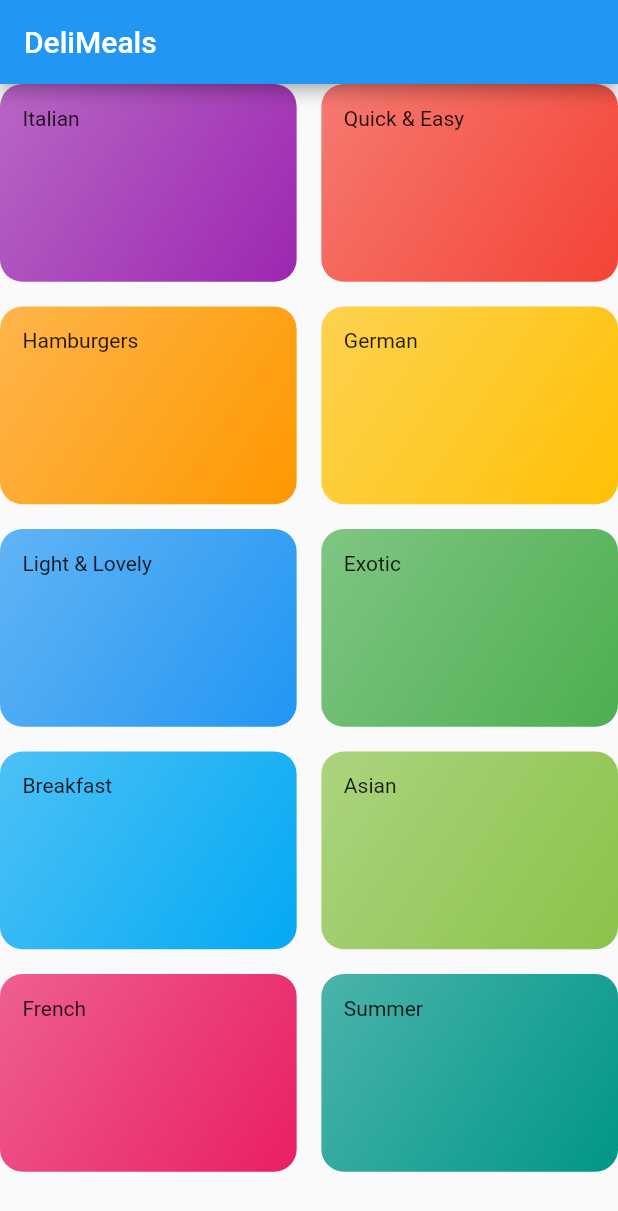
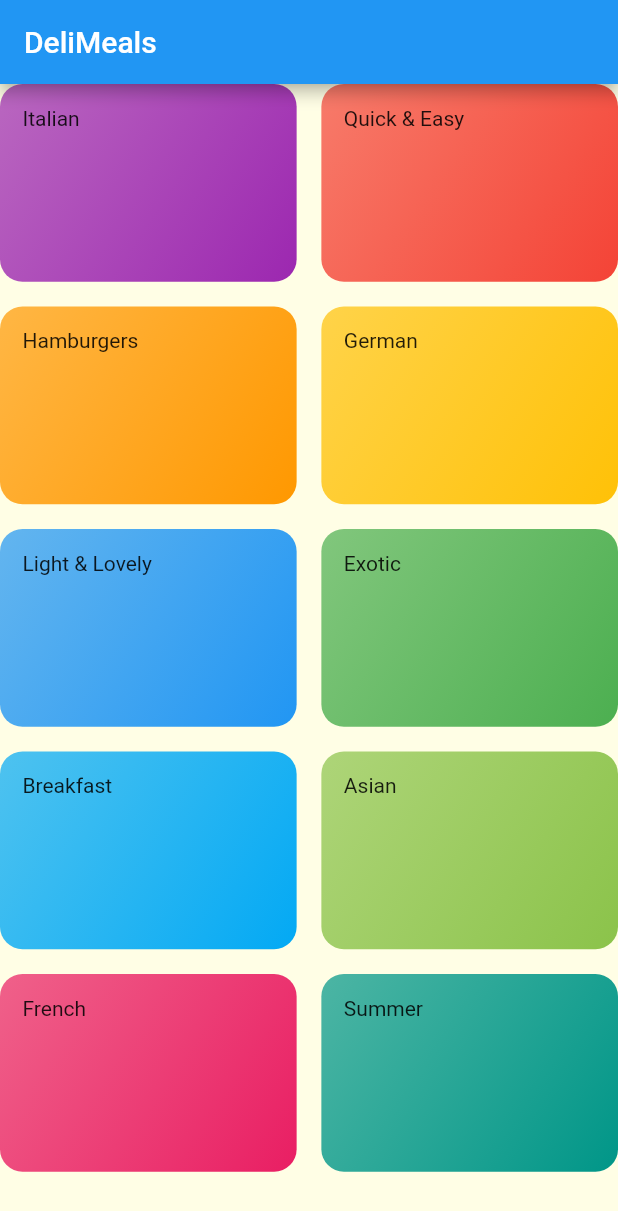
Before and after one commit to Nhh124/Flutter-Food-App, a Flutter app: the screen it shows after launch, on a phone screen of 412 x 824 dp. Shown: the top 1211 px of the screen. Run offline on Flutter 3.47's test engine with Material 2 defaults, Android fonts, the phone set to English and light mode, and no system bars.

Commit message:
WIP | Change theme and font

```diff
--- a/food_app/lib/main.dart
+++ b/food_app/lib/main.dart
@@ -14,10 +14,13 @@ class MyApp extends StatelessWidget {
   Widget build(BuildContext context) {
     return MaterialApp(
       debugShowCheckedModeBanner: false,
+      title: "DeliMeals",
       theme: ThemeData(
-        primarySwatch: Colors.blue,
-      ),
-      title: "DeliMeals",
+          colorScheme: ColorScheme.fromSwatch(primarySwatch: Colors.blue)
+              .copyWith(secondary: Colors.white),
+          canvasColor: Color.fromRGBO(255, 254, 229, 1),
+          fontFamily: 'Raleway',
+          textTheme: Theme.of(context).textTheme),
       home: const CategoryScreen(),
     );
   }
--- a/food_app/lib/widget/categories_item.dart
+++ b/food_app/lib/widget/categories_item.dart
@@ -1,4 +1,5 @@
 import 'package:flutter/cupertino.dart';
+import 'package:flutter/material.dart';
 import 'package:flutter/src/widgets/container.dart';
 import 'package:flutter/src/widgets/framework.dart';
 
@@ -11,7 +12,6 @@ class CategoryItem extends StatelessWidget {
   Widget build(BuildContext context) {
     return Container(
       padding: const EdgeInsets.all(15),
-      child: Text(title),
       decoration: BoxDecoration(
         gradient: LinearGradient(
           colors: [color.withOpacity(0.7), color],
@@ -20,6 +20,9 @@ class CategoryItem extends StatelessWidget {
         ),
         borderRadius: BorderRadius.circular(15),
       ),
+      child: Text(
+        title,
+      ),
     );
   }
 }
```
Also changed, not shown: food_app/pubspec.yaml (+17 -6 lines), food_app/assest/fonts/Raleway-Black.ttf (added), food_app/assest/fonts/Raleway-Bold.ttf (added), food_app/assest/fonts/Raleway-Regular.ttf (added), food_app/assest/fonts/RobotoCondensed-Bold.ttf (added), food_app/assest/fonts/RobotoCondensed-Italic.ttf (added), food_app/assest/fonts/RobotoCondensed-Light.ttf (added), food_app/assest/fonts/RobotoCondensed-Regular.ttf (added).
